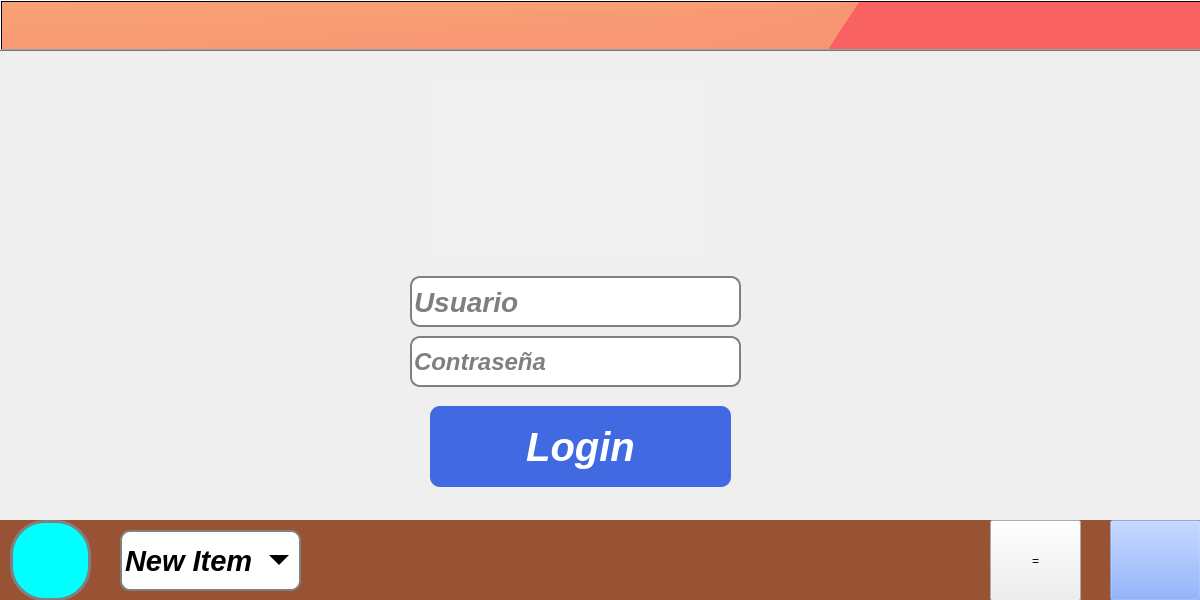
This is mainwindow.ui in ATG-cmd/ATG-VA as Qt 5 draws it before an edit. The edited form follows.
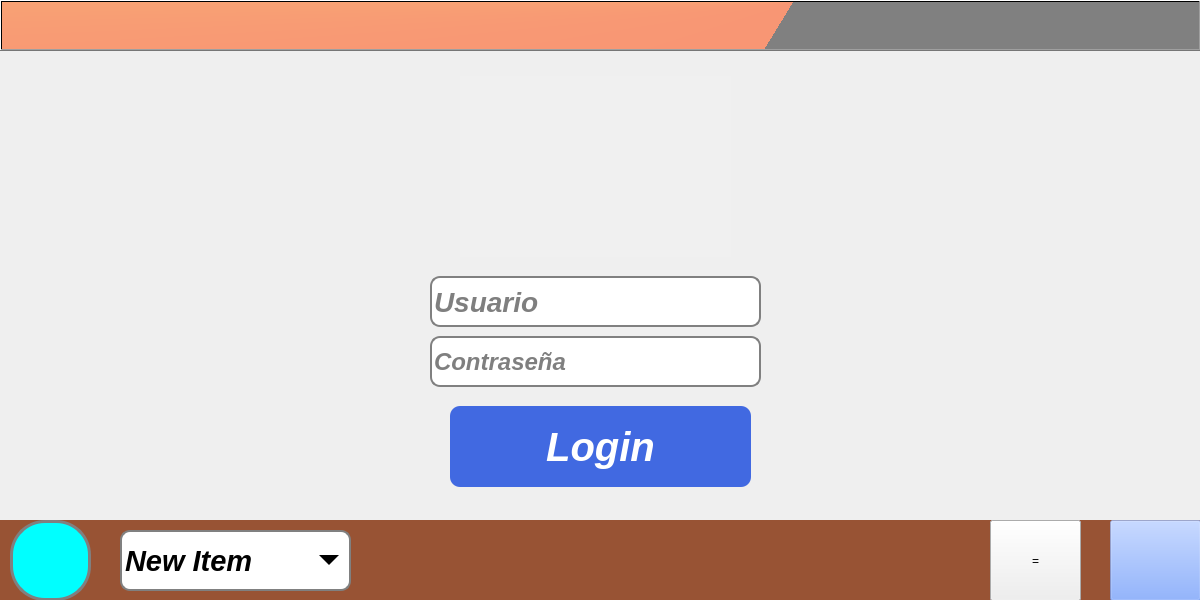
This is the edited form. The open tabs and pages were chosen to show the change. Icons and pictures are not drawn.

Commit message: Guardado de cnfiguracion de comunicacion con sonda

What changed in the file:
```diff
--- a/mainwindow.ui
+++ b/mainwindow.ui
@@ -2528,7 +2528,7 @@
      <widget class="QLineEdit" name="Line_Usuario">
       <property name="geometry">
        <rect>
-        <x>410</x>
+        <x>430</x>
         <y>230</y>
         <width>331</width>
         <height>51</height>
@@ -2549,7 +2549,7 @@
      <widget class="QLineEdit" name="Line_Contra">
       <property name="geometry">
        <rect>
-        <x>410</x>
+        <x>430</x>
         <y>290</y>
         <width>331</width>
         <height>51</height>
@@ -2573,7 +2573,7 @@
      <widget class="QPushButton" name="pushButton_3">
       <property name="geometry">
        <rect>
-        <x>430</x>
+        <x>450</x>
         <y>360</y>
         <width>301</width>
         <height>81</height>
@@ -2610,7 +2610,7 @@
      <widget class="QPushButton" name="pushButton_4">
       <property name="geometry">
        <rect>
-        <x>430</x>
+        <x>460</x>
         <y>30</y>
         <width>271</width>
         <height>181</height>
@@ -4647,7 +4647,7 @@
      <rect>
       <x>0</x>
       <y>0</y>
-      <width>1301</width>
+      <width>1201</width>
       <height>51</height>
      </rect>
     </property>
@@ -4662,7 +4662,7 @@
     <property name="styleSheet">
      <string notr="true">QPushButton{
 background-color: green;
-background-color: qconicalgradient(cx:0.661, cy:0, angle:19.3, stop:0 rgba(255, 147, 30, 150), stop:0.691897 rgba(255, 88, 30, 150), stop:0.691964 rgba(255, 0, 0, 150), stop:1 rgba(255, 0, 0, 150));
+background-color: qconicalgradient(cx:0.661, cy:0, angle:19.3, stop:0 rgba(255, 147, 30, 150), stop:0.691897 rgba(255, 88, 30, 150), stop:0.691964  gray , stop:1 gray);
 color:white;}
 QLabel{
 background-color: transparent;
@@ -4805,7 +4805,7 @@
      <rect>
       <x>120</x>
       <y>530</y>
-      <width>181</width>
+      <width>231</width>
       <height>61</height>
      </rect>
     </property>
```
Left out of the diff: 6 changed lines with no effect on the pictures. The commit also changes 2 other files.
